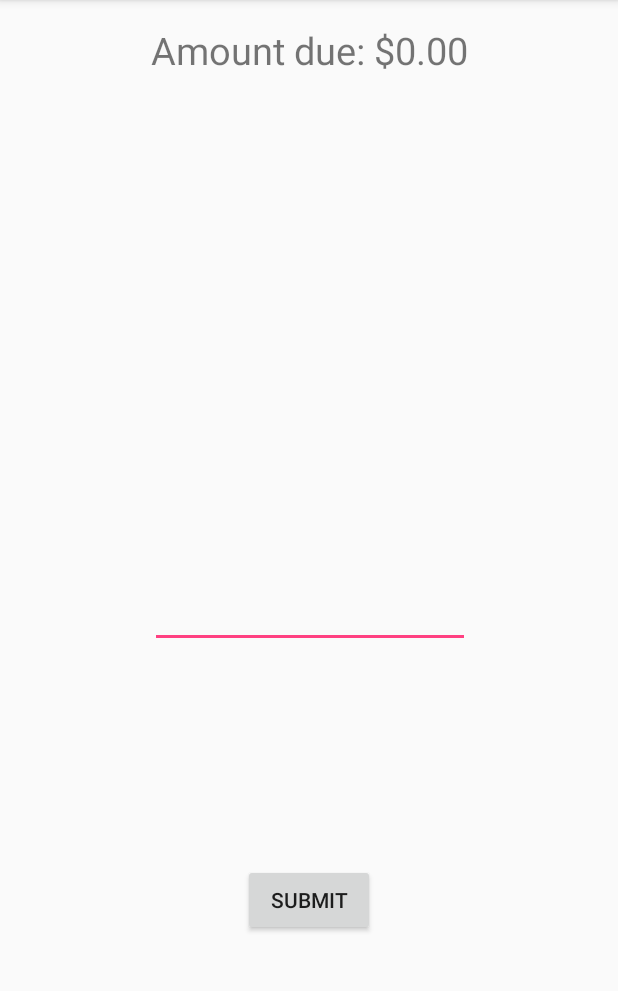
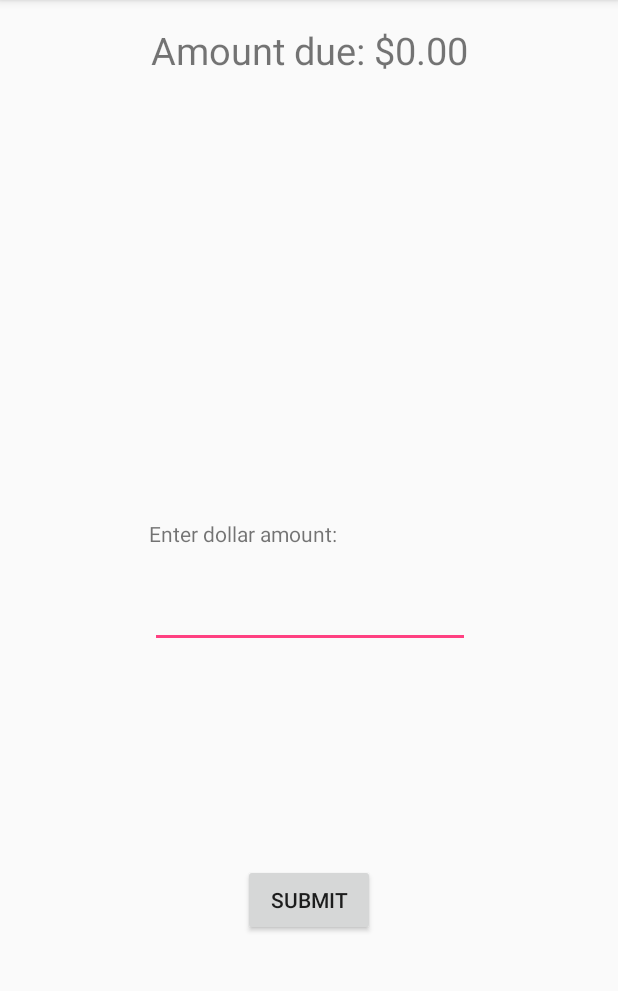
Before and after one commit to falco99/CodeDelta5, an Android app: the PaymentMsgActivity screen opened directly, with no data from a screen before it, on a phone screen of 412 x 824 dp, the part 84-1075 px from its top. Run offline under Robolectric (Android 15) with nearby library versions, the phone set to English and light mode, and no system bars; 1 statement that could not run was skipped.

```diff
--- a/app/src/main/res/layout/activity_payment_msg.xml
+++ b/app/src/main/res/layout/activity_payment_msg.xml
@@ -45,5 +45,21 @@
         app:layout_constraintRight_toRightOf="parent"
         app:layout_constraintTop_toBottomOf="@+id/editText2" />
 
+    <TextView
+        android:id="@+id/textView4"
+        android:layout_width="wrap_content"
+        android:layout_height="wrap_content"
+        android:layout_marginBottom="8dp"
+        android:layout_marginEnd="8dp"
+        android:layout_marginStart="8dp"
+        android:layout_marginTop="8dp"
+        android:text="@string/enter_price"
+        app:layout_constraintBottom_toBottomOf="parent"
+        app:layout_constraintEnd_toEndOf="parent"
+        app:layout_constraintHorizontal_bias="0.338"
+        app:layout_constraintStart_toStartOf="parent"
+        app:layout_constraintTop_toTopOf="parent"
+        app:layout_constraintVertical_bias="0.461" />
+
 
 </android.support.constraint.ConstraintLayout>
--- a/app/src/main/res/values/strings.xml
+++ b/app/src/main/res/values/strings.xml
@@ -47,6 +47,7 @@
     <string name = "button_submit">Submit</string>
     <string name = "enter_price">Enter dollar amount:</string>
     <string name = "empty_str"> </string>
+    <string name = "invalid_payment">Error: Amounts do not match.</string>
     <string-array name="payment_array">
         <item>Bob Burnsmith $5.00</item>
         <item>Eliza Thornberry $3.11</item>
```
Also changed, not shown: app/src/main/java/com/example/pc/codedelta/PaymentMsgActivity.java (+23 -1 lines).
